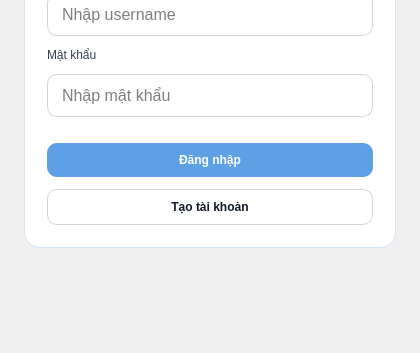
thaieaut-engineer/Cong-nghe-phan-mem, file app/ui/login.ui: the form before one commit; both pictures show x 0 to 420 and y 167 to 520 of the 420 by 520 pixel window.
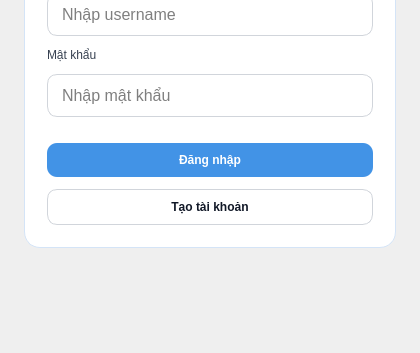
The form after the commit.

Commit message: Push lại giao diện

```diff
--- a/app/ui/login.ui
+++ b/app/ui/login.ui
@@ -30,7 +30,7 @@
    <item>
     <widget class="QFrame" name="card">
      <property name="styleSheet">
-      <string notr="true">QFrame#card{background:#ffffff;border:1px solid #d4e4f7;border-radius:16px;} QLabel#lblTitle{font-size:22px;font-weight:700;color:#1e3a5f;} QLabel{color:#374151;} QLineEdit{padding:10px 12px;border:1px solid #d1d5db;border-radius:10px;font-size:12pt;} QLineEdit:focus{border:1px solid #5ea0e6;} QPushButton#btnLogin{background:#5ea0e6;color:white;border:none;border-radius:10px;padding:10px 12px;font-weight:600;} QPushButton#btnLogin:hover{background:#4a8fd4;} QPushButton#btnLogin:pressed{background:#3d82c4;}</string>
+      <string notr="true">QFrame#card{background:#ffffff;border:1px solid #d4e4f7;border-radius:16px;} QLabel#lblTitle{font-size:22px;font-weight:700;color:#1e3a5f;} QLabel{color:#374151;} QLineEdit{padding:10px 12px;border:1px solid #d1d5db;border-radius:10px;font-size:12pt;} QLineEdit:focus{border:1px solid #4293e6;} QPushButton#btnLogin{background:#4293e6;color:white;border:none;border-radius:10px;padding:10px 12px;font-weight:600;} QPushButton#btnLogin:hover{background:#3a8adb;} QPushButton#btnLogin:pressed{background:#2f7bc8;}</string>
      </property>
      <layout class="QVBoxLayout" name="cardLayout">
       <property name="leftMargin">
```
The commit also changes 15 other files.
